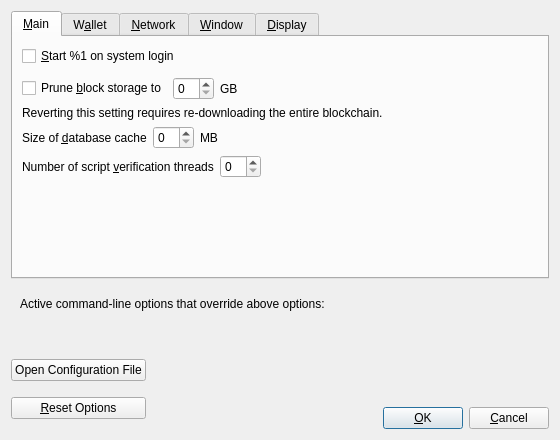
This is src/qt/forms/optionsdialog.ui in auroracoin101/Auroracoin as Qt 5 draws it before an edit. The edited form follows.
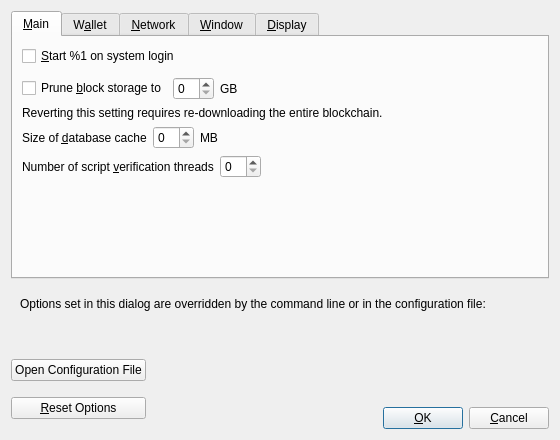
This is the edited form. Custom widgets are drawn as their Qt base class.

Commit message: Bitcoin: 75143612546450c064ccd8dcf1f7f6e79f397802 (Correct misleading 'overridden options' label).

Patch:
```diff
--- a/src/qt/forms/optionsdialog.ui
+++ b/src/qt/forms/optionsdialog.ui
@@ -738,7 +738,7 @@
         <item>
          <widget class="QLabel" name="overriddenByCommandLineInfoLabel">
           <property name="text">
-           <string>Active command-line options that override above options:</string>
+           <string>Options set in this dialog are overridden by the command line or in the configuration file:</string>
           </property>
           <property name="textFormat">
            <enum>Qt::PlainText</enum>
```
